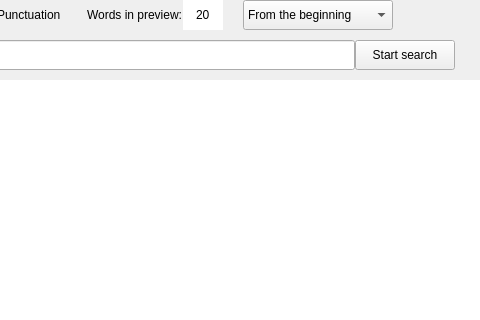
Above: Sources/reading_search_widget.ui from JerryShe/O-Reader before the change; both pictures show x 155 to 635 and y 0 to 320 of the 887 by 599 pixel window. Below: the same form after it.
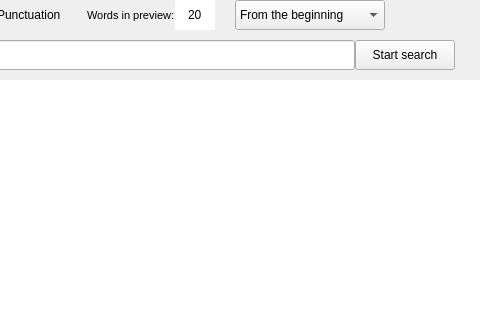
That is the form after the change.

The edit to the form file:
```diff
--- a/Sources/reading_search_widget.ui
+++ b/Sources/reading_search_widget.ui
@@ -96,6 +96,11 @@
        </item>
        <item>
         <widget class="QLabel" name="WordsInPreviewLabel">
+         <property name="font">
+          <font>
+           <pointsize>8</pointsize>
+          </font>
+         </property>
          <property name="text">
           <string>Words in preview:</string>
          </property>
```
